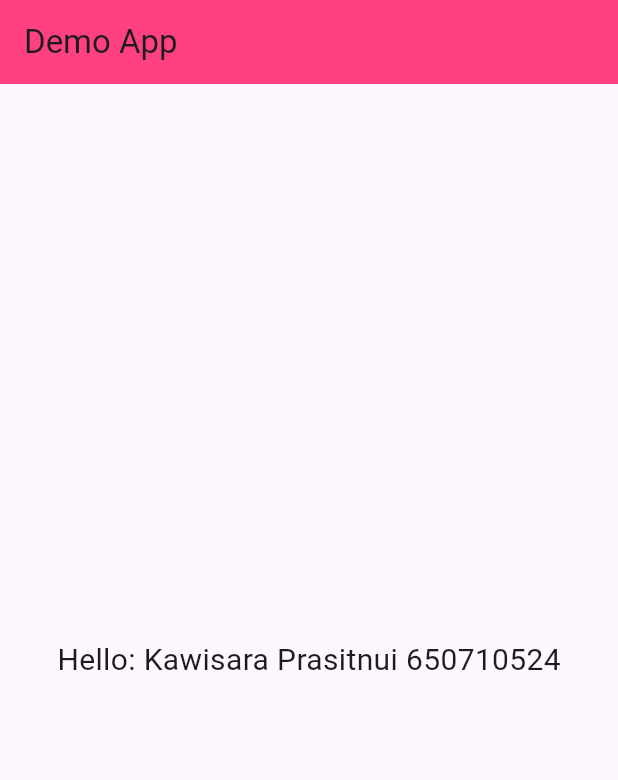
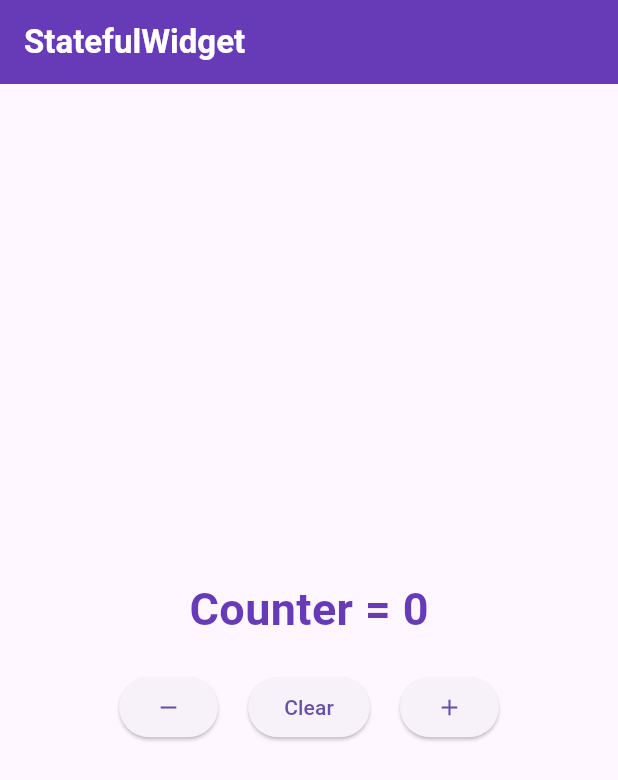
Before and after one commit to cinnee-pcy/week3test, a Flutter app: the screen it shows after launch, on a phone screen of 412 x 824 dp. Shown: the top 780 px of the screen. Run offline on Flutter 3.47's test engine with Material 3 defaults, Android fonts, the light colour scheme and no system bars; our stand-ins replace google_fonts; Roboto replaces fonts that are missing (Aboreto).

Commit message:
stateful_test

```diff
--- a/lib/MyHomePage.dart
+++ b/lib/MyHomePage.dart
@@ -1,4 +1,5 @@
 import 'package:flutter/material.dart';
+import 'package:google_fonts/google_fonts.dart';
 
 class MyHomePage extends StatelessWidget {
   final String name;
@@ -12,8 +13,85 @@ class MyHomePage extends StatelessWidget {
         backgroundColor: Colors.pinkAccent,
       ),
       body: Center(
-        child: Text('Hello: $name',style: TextStyle(fontSize: 20)),
+        child: Text('Hello: $name',
+            style: const TextStyle(
+              fontSize: 20,
+            )),
       ),
     );
   }
 }
+
+class MyStatefulWidget extends StatefulWidget {
+  const MyStatefulWidget({super.key});
+
+  @override
+  State<MyStatefulWidget> createState() => _MyWidgetState();
+}
+
+class _MyWidgetState extends State<MyStatefulWidget> {
+  int counter = 0;
+  int clear = 0;
+  @override
+  Widget build(BuildContext context) {
+    return Scaffold(
+        appBar: AppBar(
+          title: Text(
+            "StatefulWidget",
+            style: GoogleFonts.aboreto(
+                fontWeight: FontWeight.bold, color: Colors.white),
+          ),
+          backgroundColor: Colors.deepPurple,
+        ),
+        body: Center(
+          child: Column(
+            mainAxisAlignment: MainAxisAlignment.center,
+            children: [
+              Text(
+                'Counter = $counter',
+                style: GoogleFonts.aboreto(
+                    fontSize: 30,
+                    fontWeight: FontWeight.bold,
+                    color: Colors.deepPurple),
+              ),
+              const SizedBox(height: 20),
+              Row(
+                mainAxisAlignment: MainAxisAlignment.center,
+                children: [
+                  ElevatedButton(
+                      onPressed: () {
+                        setState(() {
+                          counter--;
+                          if (counter < 0) {
+                            counter = 0;
+                          }
+                        });
+                      },
+                      child: const Icon(Icons.remove)),
+                  const SizedBox(
+                    width: 20,
+                  ),
+                  ElevatedButton(
+                      onPressed: () {
+                        setState(() {
+                          counter = 0;
+                        });
+                      },
+                      child: const Text('Clear')),
+                  const SizedBox(
+                    width: 20,
+                  ),
+                  ElevatedButton(
+                      onPressed: () {
+                        setState(() {
+                          counter++;
+                        });
+                      },
+                      child: const Icon(Icons.add))
+                ],
+              ),
+            ],
+          ),
+        ));
+  }
+}
--- a/lib/main.dart
+++ b/lib/main.dart
@@ -1,5 +1,5 @@
 import 'package:flutter/material.dart';
-import 'package:week3test/MyHomePage.dart';
+import 'package:week3test/myhomepage.dart';
 
 void main() {
   runApp(const MyApp());
@@ -12,7 +12,7 @@ class MyApp extends StatelessWidget {
   Widget build(BuildContext context) {
     return MaterialApp(
       title: 'Flutter Demo',
-      home: MyHomePage(name: 'Kawisara Prasitnui 650710524'),
+      home: const MyStatefulWidget(),
     );
   }
 }
--- a/pubspec.yaml
+++ b/pubspec.yaml
@@ -35,6 +35,7 @@ dependencies:
   # The following adds the Cupertino Icons font to your application.
   # Use with the CupertinoIcons class for iOS style icons.
   cupertino_icons: ^1.0.8
+  google_fonts: ^6.2.1
 
 dev_dependencies:
   flutter_test:
```
Also changed, not shown: pubspec.lock, 7 other files.
